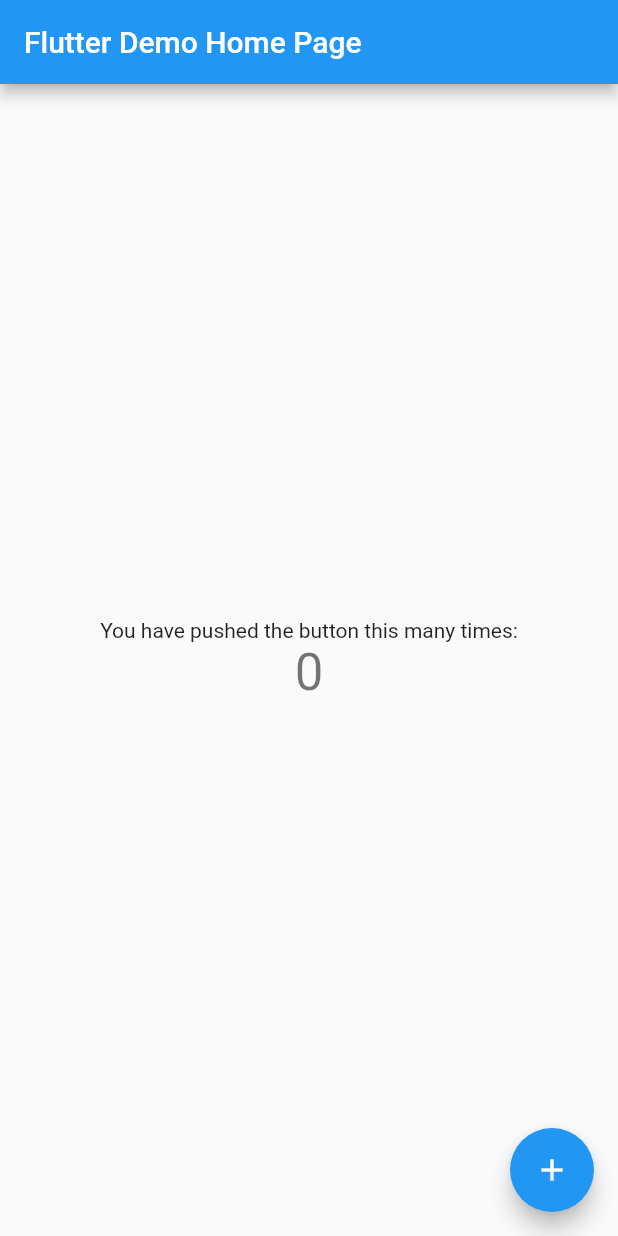
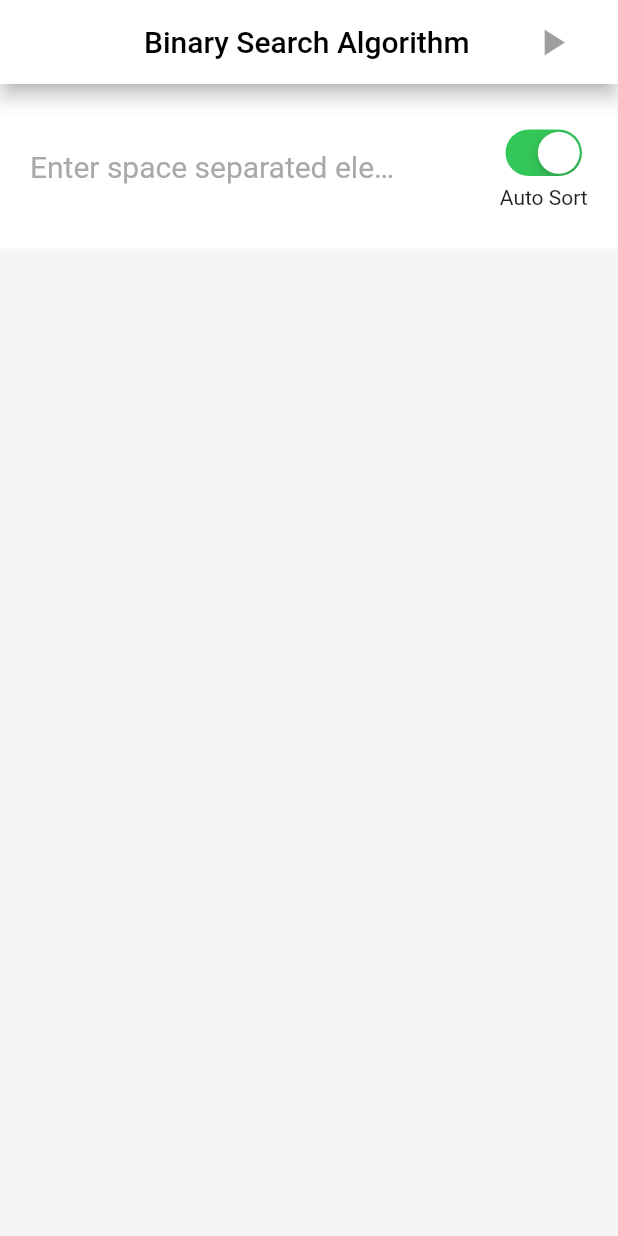
Before and after one commit to jyotirmoy-paul/binarysearch, a Flutter app: the screen it shows after launch, on a phone screen of 412 x 824 dp. Run offline on Flutter 3.47's test engine with Material 2 defaults, Android fonts, the phone set to English and light mode, and no system bars.

Commit message:
prepared the backbone

```diff
--- /dev/null
+++ b/lib/engine/algorithm.dart
@@ -0,0 +1,10 @@
+import 'dart:developer';
+
+import 'package:flutter/material.dart';
+
+class Algorithm {
+  static Future<void> _run() async {}
+
+  static Future<void> prepare(
+      String inputString, int toSearch, bool autoSortFlag) async {}
+}
--- a/lib/main.dart
+++ b/lib/main.dart
@@ -1,117 +1,19 @@
+import 'package:binarysearch/screens/main_screen.dart';
 import 'package:flutter/material.dart';
 
-void main() {
-  runApp(MyApp());
-}
+void main() => runApp(MyApp());
 
 class MyApp extends StatelessWidget {
-  // This widget is the root of your application.
   @override
   Widget build(BuildContext context) {
     return MaterialApp(
-      title: 'Flutter Demo',
+      debugShowCheckedModeBanner: false,
+      title: 'Binary Search',
       theme: ThemeData(
-        // This is the theme of your application.
-        //
-        // Try running your application with "flutter run". You'll see the
-        // application has a blue toolbar. Then, without quitting the app, try
-        // changing the primarySwatch below to Colors.green and then invoke
-        // "hot reload" (press "r" in the console where you ran "flutter run",
-        // or simply save your changes to "hot reload" in a Flutter IDE).
-        // Notice that the counter didn't reset back to zero; the application
-        // is not restarted.
         primarySwatch: Colors.blue,
-        // This makes the visual density adapt to the platform that you run
-        // the app on. For desktop platforms, the controls will be smaller and
-        // closer together (more dense) than on mobile platforms.
         visualDensity: VisualDensity.adaptivePlatformDensity,
       ),
-      home: MyHomePage(title: 'Flutter Demo Home Page'),
+      home: MainScreen(),
     );
   }
 }
-
-class MyHomePage extends StatefulWidget {
-  MyHomePage({Key key, this.title}) : super(key: key);
-
-  // This widget is the home page of your application. It is stateful, meaning
-  // that it has a State object (defined below) that contains fields that affect
-  // how it looks.
-
-  // This class is the configuration for the state. It holds the values (in this
-  // case the title) provided by the parent (in this case the App widget) and
-  // used by the build method of the State. Fields in a Widget subclass are
-  // always marked "final".
-
-  final String title;
-
-  @override
-  _MyHomePageState createState() => _MyHomePageState();
-}
-
-class _MyHomePageState extends State<MyHomePage> {
-  int _counter = 0;
-
-  void _incrementCounter() {
-    setState(() {
-      // This call to setState tells the Flutter framework that something has
-      // changed in this State, which causes it to rerun the build method below
-      // so that the display can reflect the updated values. If we changed
-      // _counter without calling setState(), then the build method would not be
-      // called again, and so nothing would appear to happen.
-      _counter++;
-    });
-  }
-
-  @override
-  Widget build(BuildContext context) {
-    // This method is rerun every time setState is called, for instance as done
-    // by the _incrementCounter method above.
-    //
-    // The Flutter framework has been optimized to make rerunning build methods
-    // fast, so that you can just rebuild anything that needs updating rather
-    // than having to individually change instances of widgets.
-    return Scaffold(
-      appBar: AppBar(
-        // Here we take the value from the MyHomePage object that was created by
-        // the App.build method, and use it to set our appbar title.
-        title: Text(widget.title),
-      ),
-      body: Center(
-        // Center is a layout widget. It takes a single child and positions it
-        // in the middle of the parent.
-        child: Column(
-          // Column is also a layout widget. It takes a list of children and
-          // arranges them vertically. By default, it sizes itself to fit its
-          // children horizontally, and tries to be as tall as its parent.
-          //
-          // Invoke "debug painting" (press "p" in the console, choose the
-          // "Toggle Debug Paint" action from the Flutter Inspector in Android
-          // Studio, or the "Toggle Debug Paint" command in Visual Studio Code)
-          // to see the wireframe for each widget.
-          //
-          // Column has various properties to control how it sizes itself and
-          // how it positions its children. Here we use mainAxisAlignment to
-          // center the children vertically; the main axis here is the vertical
-          // axis because Columns are vertical (the cross axis would be
-          // horizontal).
-          mainAxisAlignment: MainAxisAlignment.center,
-          children: <Widget>[
-            Text(
-              'You have pushed the button this many times:',
-            ),
-            Text(
-              '$_counter',
-              style: Theme.of(context).textTheme.headline4,
-            ),
-          ],
-        ),
-      ),
-      floatingActionButton: FloatingActionButton(
-        onPressed: _incrementCounter,
-        tooltip: 'Increment',
-        child: Icon(Icons.add),
-      ), // This trailing comma makes auto-formatting nicer for build methods.
-    );
-  }
-}
--- /dev/null
+++ b/lib/screens/main_screen.dart
@@ -0,0 +1,162 @@
+import 'package:binarysearch/engine/algorithm.dart';
+import 'package:binarysearch/utils/constants.dart';
+import 'package:flutter/cupertino.dart';
+import 'package:flutter/material.dart';
+import 'package:flutter/services.dart';
+import 'package:provider/provider.dart';
+
+class MainScreen extends StatelessWidget {
+  void _startAlgo(String inputString, int toSearch, bool autoSortFlag) {
+    Algorithm.prepare(
+      inputString,
+      toSearch,
+      autoSortFlag,
+    );
+  }
+
+  @override
+  Widget build(BuildContext context) {
+    return MultiProvider(
+      providers: [
+        ListenableProvider<ValueNotifier<String>>(
+          create: (_) => ValueNotifier<String>(''),
+          lazy: false,
+        ),
+        ListenableProvider<ValueNotifier<bool>>(
+          create: (_) => ValueNotifier<bool>(true),
+          lazy: false,
+        ),
+        ListenableProvider<ValueNotifier<int>>(
+          create: (_) => ValueNotifier<int>(null),
+          lazy: false,
+        ),
+      ],
+      builder: (BuildContext context, _) => Scaffold(
+        appBar: _buildAppBar(),
+        backgroundColor: Colors.white,
+        body: Column(
+          children: [
+            _buildTopRow(context),
+            Expanded(
+              flex: 6,
+              child: Container(
+                color: kLightGray,
+              ),
+            ),
+          ],
+        ),
+      ),
+    );
+  }
+
+  Widget _buildAppBar() {
+    return AppBar(
+      title: const SelectableText(
+        'Binary Search Algorithm',
+        style: const TextStyle(color: Colors.black),
+      ),
+      elevation: 5.0,
+      centerTitle: true,
+      backgroundColor: Colors.white,
+      actions: [
+        Padding(
+          padding: const EdgeInsets.symmetric(horizontal: kContentPadding),
+          child: Consumer3<ValueNotifier<String>, ValueNotifier<int>,
+              ValueNotifier<bool>>(
+            builder: (_, vnArr, vnToSearch, vnAutoSortFlag, __) => IconButton(
+              icon: const Icon(Icons.play_arrow),
+              color: Colors.green,
+              iconSize: 30.0,
+              onPressed: (vnArr.value.isEmpty || vnToSearch.value == null)
+                  ? null
+                  : () => _startAlgo(
+                        vnArr.value,
+                        vnToSearch.value,
+                        vnAutoSortFlag.value,
+                      ),
+            ),
+          ),
+        ),
+      ],
+    );
+  }
+
+  Widget _buildTopRow(BuildContext context) {
+    final separator = const SizedBox(width: kContentPadding);
+
+    return Expanded(
+      flex: 1,
+      child: Container(
+        padding: const EdgeInsets.symmetric(horizontal: kContentPadding),
+        child: Row(
+          children: [
+            /* user input - array of numbers */
+            Expanded(
+              flex: 15,
+              child: TextField(
+                onChanged: (String value) =>
+                    Provider.of<ValueNotifier<String>>(context, listen: false)
+                        .value = value.trim(),
+                style: const TextStyle(
+                  fontSize: 20.0,
+                ),
+                inputFormatters: [
+                  FilteringTextInputFormatter.allow(RegExp(r'[0-9 ]+')),
+                ],
+                decoration: const InputDecoration(
+                  border: InputBorder.none,
+                  hintText:
+                      'Enter space separated elements here (e.g 7 6 11 13)',
+                  hintStyle: const TextStyle(
+                    color: kGray,
+                  ),
+                ),
+              ),
+            ),
+            separator,
+            Expanded(
+              child: TextField(
+                onChanged: (String value) =>
+                    Provider.of<ValueNotifier<int>>(context, listen: false)
+                            .value =
+                        value.trim().isEmpty ? null : int.parse(value.trim()),
+                style: const TextStyle(
+                  fontSize: 20.0,
+                ),
+                inputFormatters: [
+                  FilteringTextInputFormatter.allow(RegExp(r'[0-9]+')),
+                ],
+                decoration: const InputDecoration(
+                  border: InputBorder.none,
+                  hintText: 'Search',
+                  hintStyle: const TextStyle(
+                    color: kGray,
+                  ),
+                ),
+              ),
+            ),
+
+            /* Checkbox for auto sorting the array */
+            separator,
+            Column(
+              mainAxisAlignment: MainAxisAlignment.center,
+              children: [
+                Consumer<ValueNotifier<bool>>(
+                  builder: (_, valueNotifier, __) => CupertinoSwitch(
+                    onChanged: (newValue) => Provider.of<ValueNotifier<bool>>(
+                      context,
+                      listen: false,
+                    ).value = newValue,
+                    value: valueNotifier.value,
+                  ),
+                ),
+                const SizedBox(height: 2.0),
+                Text('Auto Sort'),
+              ],
+            ),
+          ],
+        ),
+      ),
+    );
+  }
+}
--- /dev/null
+++ b/lib/utils/constants.dart
@@ -0,0 +1,6 @@
+import 'package:flutter/material.dart';
+
+const Color kLightGray = const Color(0xfff5f5f5);
+const Color kGray = const Color(0xffa9a9a9);
+
+const double kContentPadding = 20.0;
--- a/pubspec.yaml
+++ b/pubspec.yaml
@@ -28,6 +28,8 @@
   # The following adds the Cupertino Icons font to your application.
   # Use with the CupertinoIcons class for iOS style icons.
   cupertino_icons: ^1.0.0
+
+  provider: ^4.3.2+2
 
 dev_dependencies:
   flutter_test:
```
Also changed, not shown: pubspec.lock, 1 other file.
